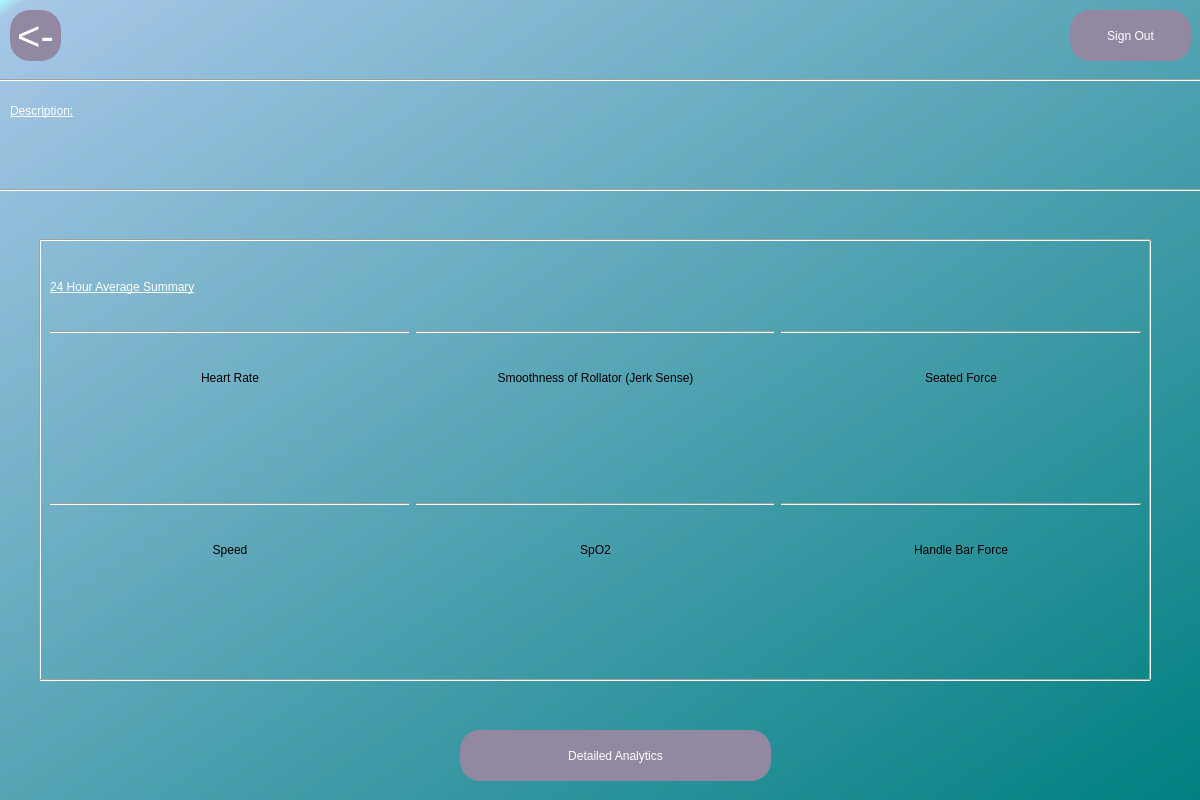
The window that UserDashboard.ui (MysticalMango647/RollSmartGui) describes before a commit, drawn with Qt 5.
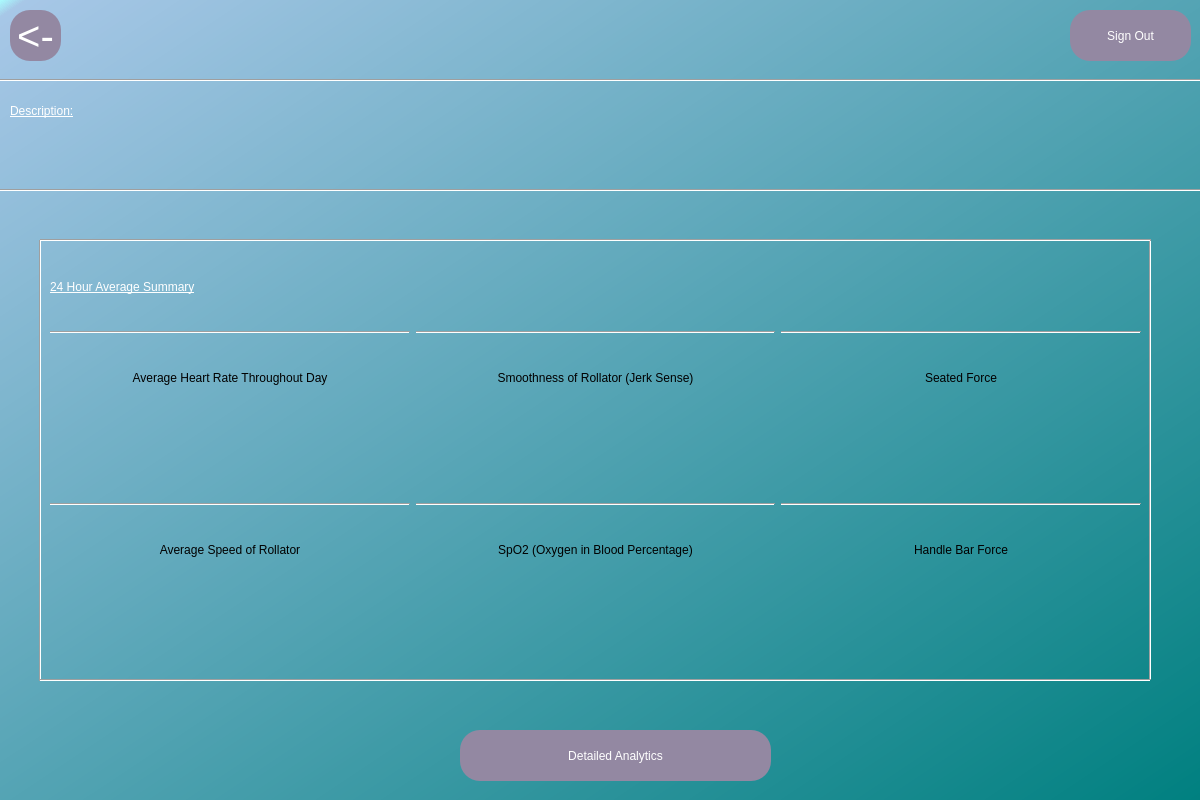
The same window after the commit.

```diff
--- a/UserDashboard.ui
+++ b/UserDashboard.ui
@@ -247,7 +247,7 @@
 </string>
        </property>
        <property name="text">
-        <string>Speed</string>
+        <string>Average Speed of Rollator</string>
        </property>
        <property name="alignment">
         <set>Qt::AlignCenter</set>
@@ -275,7 +275,7 @@
 </string>
        </property>
        <property name="text">
-        <string>SpO2</string>
+        <string>SpO2 (Oxygen in Blood Percentage)</string>
        </property>
        <property name="alignment">
         <set>Qt::AlignCenter</set>
@@ -314,7 +314,7 @@
         <string notr="true">font: 16pt &quot;Corbel&quot;;</string>
        </property>
        <property name="text">
-        <string>Heart Rate</string>
+        <string>Average Heart Rate Throughout Day</string>
        </property>
        <property name="alignment">
         <set>Qt::AlignCenter</set>
```
Left out of the diff: 21 changed lines with no effect on the pictures.
